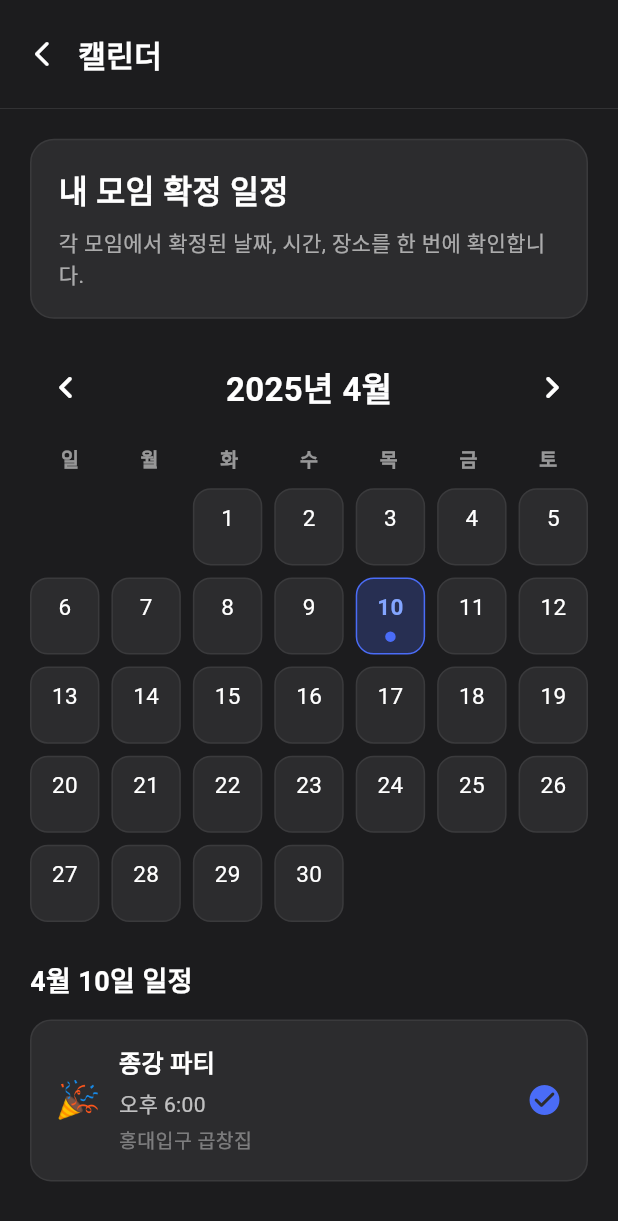
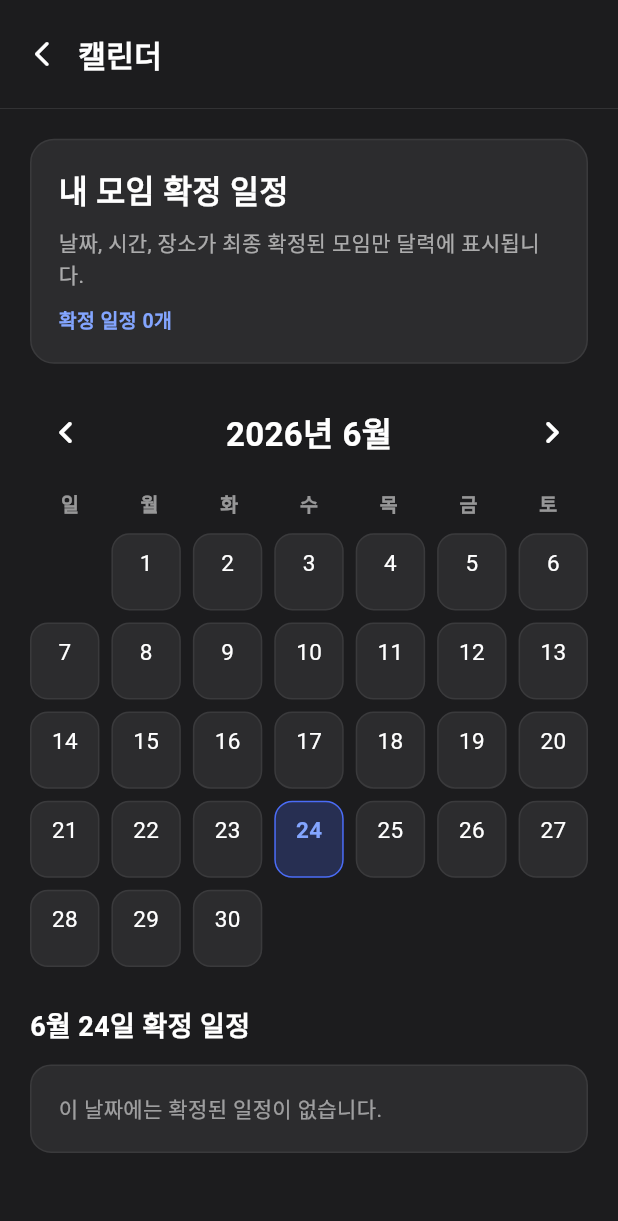
Before and after one commit to jiojio150/potendays, a Flutter app: the ConfirmedCalendarScreen screen opened by its route, on a phone screen of 412 x 824 dp. Shown: the top 1221 px of the screen. Run offline on Flutter 3.47's test engine with Material 3 defaults, Android fonts, the phone set to English and light mode, and no system bars; our stand-ins replace cloud_firestore, firebase_auth, firebase_core, flutter_dotenv, flutter_local_notifications, flutter_timezone and 4 more; missing offline and left inert: kakao_flutter_sdk, kakao_flutter_sdk_user, mobile_scanner; accounts and stored records are empty; generated files the repository leaves out were written again.

Commit message:
Update confirmed_calendar.dart

```diff
--- a/lib/frontend/confirmed_calendar.dart
+++ b/lib/frontend/confirmed_calendar.dart
@@ -1,49 +1,116 @@
+import 'package:cloud_firestore/cloud_firestore.dart';
+import 'package:firebase_auth/firebase_auth.dart';
 import 'package:flutter/material.dart';
 
-// 하단 캘린더 탭 전용: 각 모임의 확정 일정 표시
+// 하단 캘린더 탭 전용:
+// 현재 사용자가 참여 중인 모임 가운데 확정된 일정만 표시한다.
 class ConfirmedCalendarScreen extends StatefulWidget {
   const ConfirmedCalendarScreen({super.key});
 
   @override
-  State<ConfirmedCalendarScreen> createState() => _ConfirmedCalendarScreenState();
+  State<ConfirmedCalendarScreen> createState() =>
+      _ConfirmedCalendarScreenState();
 }
 
-class _ConfirmedCalendarScreenState extends State<ConfirmedCalendarScreen> {
-  DateTime _focusedMonth = DateTime(2025, 4, 1);
-  DateTime _selectedDate = DateTime(2025, 4, 10);
+class _ConfirmedCalendarScreenState
+    extends State<ConfirmedCalendarScreen> {
+  DateTime _focusedMonth = DateTime(
+    DateTime.now().year,
+    DateTime.now().month,
+    1,
+  );
 
-  final Map<String, List<_ConfirmedEvent>> _events = {
-    '2025-03-28': [
-      _ConfirmedEvent(
-        emoji: '🍔',
-        title: '팀 회식',
-        time: '오후 7:00',
-        place: '합정 고깃집',
-      ),
-    ],
-    '2025-04-10': [
-      _ConfirmedEvent(
-        emoji: '🎉',
-        title: '종강 파티',
-        time: '오후 6:00',
-        place: '홍대입구 곱창집',
-      ),
-    ],
-  };
+  DateTime _selectedDate = DateTime(
+    DateTime.now().year,
+    DateTime.now().month,
+    DateTime.now().day,
+  );
 
-  final List<_PendingMeeting> _pendingMeetings = const [
-    _PendingMeeting(
-      emoji: '🎮',
-      title: '게임 모임',
-      status: '날짜/장소 조율 중',
-    ),
+  static const List<String> _weekdays = [
+    '일',
+    '월',
+    '화',
+    '수',
+    '목',
+    '금',
+    '토',
   ];
 
-  static const List<String> _weekdays = ['일', '월', '화', '수', '목', '금', '토'];
+  Stream<QuerySnapshot<Map<String, dynamic>>> _watchMyMeetings(
+    String uid,
+  ) {
+    return FirebaseFirestore.instance
+        .collection('meetings')
+        .where('participants', arrayContains: uid)
+        .snapshots();
+  }
+
+  List<_ConfirmedEvent> _extractConfirmedEvents(
+    QuerySnapshot<Map<String, dynamic>> snapshot,
+  ) {
+    final List<_ConfirmedEvent> events = [];
+
+    for (final QueryDocumentSnapshot<Map<String, dynamic>> document
+        in snapshot.docs) {
+      final Map<String, dynamic> data = document.data();
+
+      final bool isConfirmed = data['isConfirmed'] == true;
+      final Object? confirmedValue = data['confirmedDateTime'];
+
+      // 확정 여부가 true이고 확정 일시가 실제로 저장된 모임만 표시한다.
+      if (!isConfirmed || confirmedValue is! Timestamp) {
+        continue;
+      }
+
+      final DateTime confirmedDateTime =
+          confirmedValue.toDate().toLocal();
+
+      final String placeName =
+          (data['confirmedPlaceName'] as String?)?.trim() ?? '';
+
+      final String placeAddress =
+          (data['confirmedPlaceAddress'] as String?)?.trim() ?? '';
+
+      events.add(
+        _ConfirmedEvent(
+          meetingId: document.id,
+          emoji: (data['emoji'] as String?)?.trim().isNotEmpty == true
+              ? (data['emoji'] as String).trim()
+              : '📍',
+          title: (data['title'] as String?)?.trim().isNotEmpty == true
+              ? (data['title'] as String).trim()
+              : '이름 없는 모임',
+          dateTime: confirmedDateTime,
+          placeName: placeName,
+          placeAddress: placeAddress,
+        ),
+      );
+    }
+
+    events.sort(
+      (_ConfirmedEvent a, _ConfirmedEvent b) =>
+          a.dateTime.compareTo(b.dateTime),
+    );
+
+    return events;
+  }
+
+  Map<String, List<_ConfirmedEvent>> _groupEventsByDate(
+    List<_ConfirmedEvent> events,
+  ) {
+    final Map<String, List<_ConfirmedEvent>> grouped = {};
+
+    for (final _ConfirmedEvent event in events) {
+      final String key = _dateKey(event.dateTime);
+      grouped.putIfAbsent(key, () => <_ConfirmedEvent>[]).add(event);
+    }
+
+    return grouped;
+  }
 
   @override
   Widget build(BuildContext context) {
-    final selectedEvents = _events[_dateKey(_selectedDate)] ?? [];
+    final User? currentUser = FirebaseAuth.instance.currentUser;
 
     return Scaffold(
       backgroundColor: const Color(0xFF1C1C1E),
@@ -52,24 +119,64 @@ class _ConfirmedCalendarScreenState extends State<ConfirmedCalendarScreen> {
           children: [
             _buildHeader(context),
             Expanded(
-              child: SingleChildScrollView(
-                padding: const EdgeInsets.fromLTRB(20, 20, 20, 28),
+              child: currentUser == null
+                  ? _buildLoginRequired()
+                  : StreamBuilder<QuerySnapshot<Map<String, dynamic>>>(
+                      stream: _watchMyMeetings(currentUser.uid),
+                      builder: (context, snapshot) {
+                        if (snapshot.connectionState ==
+                            ConnectionState.waiting) {
+                          return const Center(
+                            child: CircularProgressIndicator(),
+                          );
+                        }
+
+                        if (snapshot.hasError) {
+                          debugPrint(
+                            '확정 일정 조회 오류: ${snapshot.error}',
+                          );
+
+                          return _buildErrorState();
+                        }
+
+                        final List<_ConfirmedEvent> events =
+                            snapshot.hasData
+                                ? _extractConfirmedEvents(snapshot.data!)
+                                : <_ConfirmedEvent>[];
+
+                        final Map<String, List<_ConfirmedEvent>>
+                            eventsByDate = _groupEventsByDate(events);
+
+                        final List<_ConfirmedEvent> selectedEvents =
+                            eventsByDate[_dateKey(_selectedDate)] ??
+                                <_ConfirmedEvent>[];
+
+                        return SingleChildScrollView(
+                          padding: const EdgeInsets.fromLTRB(
+                            20,
+                            20,
+                            20,
+                            28,
+                          ),
                           child: Column(
-                  crossAxisAlignment: CrossAxisAlignment.start,
+                            crossAxisAlignment:
+                                CrossAxisAlignment.start,
                             children: [
-                    _buildIntroCard(),
+                              _buildIntroCard(events.length),
                               const SizedBox(height: 22),
                               _buildMonthHeader(),
                               const SizedBox(height: 14),
                               _buildWeekdayRow(),
                               const SizedBox(height: 10),
-                    _buildCalendarGrid(),
+                              _buildCalendarGrid(eventsByDate),
                               const SizedBox(height: 26),
-                    _buildSelectedDateSection(selectedEvents),
-                    const SizedBox(height: 26),
-                    _buildPendingMeetingsSection(),
+                              _buildSelectedDateSection(
+                                selectedEvents,
+                              ),
                             ],
                           ),
+                        );
+                      },
                     ),
             ),
           ],
@@ -83,7 +190,10 @@ class _ConfirmedCalendarScreenState extends State<ConfirmedCalendarScreen> {
       padding: const EdgeInsets.fromLTRB(4, 12, 20, 12),
       decoration: const BoxDecoration(
         border: Border(
-          bottom: BorderSide(color: Color(0xFF3A3A3C), width: 0.5),
+          bottom: BorderSide(
+            color: Color(0xFF3A3A3C),
+            width: 0.5,
+          ),
         ),
       ),
       child: Row(
@@ -109,19 +219,21 @@ class _ConfirmedCalendarScreenState extends State<ConfirmedCalendarScreen> {
     );
   }
 
-  Widget _buildIntroCard() {
+  Widget _buildIntroCard(int eventCount) {
     return Container(
       width: double.infinity,
       padding: const EdgeInsets.all(18),
       decoration: BoxDecoration(
         color: const Color(0xFF2C2C2E),
         borderRadius: BorderRadius.circular(16),
-        border: Border.all(color: const Color(0xFF3A3A3C)),
+        border: Border.all(
+          color: const Color(0xFF3A3A3C),
         ),
-      child: const Column(
+      ),
+      child: Column(
         crossAxisAlignment: CrossAxisAlignment.start,
         children: [
-          Text(
+          const Text(
             '내 모임 확정 일정',
             style: TextStyle(
               color: Colors.white,
@@ -129,13 +241,22 @@ class _ConfirmedCalendarScreenState extends State<ConfirmedCalendarScreen> {
               fontWeight: FontWeight.bold,
             ),
           ),
-          SizedBox(height: 8),
-          Text(
-            '각 모임에서 확정된 날짜, 시간, 장소를 한 번에 확인합니다.',
+          const SizedBox(height: 8),
+          const Text(
+            '날짜, 시간, 장소가 최종 확정된 모임만 달력에 표시됩니다.',
             style: TextStyle(
               color: Colors.white60,
               fontSize: 14,
               height: 1.4,
+            ),
+          ),
+          const SizedBox(height: 10),
+          Text(
+            '확정 일정 $eventCount개',
+            style: const TextStyle(
+              color: Color(0xFF83A5FF),
+              fontSize: 13,
+              fontWeight: FontWeight.w700,
             ),
           ),
         ],
@@ -149,7 +270,11 @@ class _ConfirmedCalendarScreenState extends State<ConfirmedCalendarScreen> {
       children: [
         IconButton(
           onPressed: () => _changeMonth(-1),
-          icon: const Icon(Icons.chevron_left_rounded, color: Colors.white, size: 30),
+          icon: const Icon(
+            Icons.chevron_left_rounded,
+            color: Colors.white,
+            size: 30,
+          ),
         ),
         Text(
           '${_focusedMonth.year}년 ${_focusedMonth.month}월',
@@ -161,7 +286,11 @@ class _ConfirmedCalendarScreenState extends State<ConfirmedCalendarScreen> {
         ),
         IconButton(
           onPressed: () => _changeMonth(1),
-          icon: const Icon(Icons.chevron_right_rounded, color: Colors.white, size: 30),
+          icon: const Icon(
+            Icons.chevron_right_rounded,
+            color: Colors.white,
+            size: 30,
+          ),
         ),
       ],
     );
@@ -169,7 +298,7 @@ class _ConfirmedCalendarScreenState extends State<ConfirmedCalendarScreen> {
 
   Widget _buildWeekdayRow() {
     return Row(
-      children: _weekdays.map((day) {
+      children: _weekdays.map((String day) {
         return Expanded(
           child: Center(
             child: Text(
@@ -186,34 +315,66 @@ class _ConfirmedCalendarScreenState extends State<ConfirmedCalendarScreen> {
     );
   }
 
-  Widget _buildCalendarGrid() {
-    final firstDay = DateTime(_focusedMonth.year, _focusedMonth.month, 1);
-    final daysInMonth = DateTime(_focusedMonth.year, _focusedMonth.month + 1, 0).day;
-    final leadingEmptyCount = firstDay.weekday % 7;
-    final totalCells = ((leadingEmptyCount + daysInMonth + 6) ~/ 7) * 7;
+  Widget _buildCalendarGrid(
+    Map<String, List<_ConfirmedEvent>> eventsByDate,
+  ) {
+    final DateTime firstDay = DateTime(
+      _focusedMonth.year,
+      _focusedMonth.month,
+      1,
+    );
+
+    final int daysInMonth = DateTime(
+      _focusedMonth.year,
+      _focusedMonth.month + 1,
+      0,
+    ).day;
+
+    final int leadingEmptyCount = firstDay.weekday % 7;
+
+    final int totalCells =
+        ((leadingEmptyCount + daysInMonth + 6) ~/ 7) * 7;
 
     return GridView.builder(
       itemCount: totalCells,
       shrinkWrap: true,
       physics: const NeverScrollableScrollPhysics(),
-      gridDelegate: const SliverGridDelegateWithFixedCrossAxisCount(
+      gridDelegate:
+          const SliverGridDelegateWithFixedCrossAxisCount(
         crossAxisCount: 7,
         crossAxisSpacing: 8,
         mainAxisSpacing: 8,
         childAspectRatio: 0.9,
       ),
       itemBuilder: (context, index) {
-        if (index < leadingEmptyCount) return const SizedBox.shrink();
-        final day = index - leadingEmptyCount + 1;
-        if (day > daysInMonth) return const SizedBox.shrink();
+        if (index < leadingEmptyCount) {
+          return const SizedBox.shrink();
+        }
 
-        final date = DateTime(_focusedMonth.year, _focusedMonth.month, day);
-        final key = _dateKey(date);
-        final hasEvent = _events.containsKey(key);
-        final isSelected = _isSameDate(date, _selectedDate);
+        final int day = index - leadingEmptyCount + 1;
+
+        if (day > daysInMonth) {
+          return const SizedBox.shrink();
+        }
+
+        final DateTime date = DateTime(
+          _focusedMonth.year,
+          _focusedMonth.month,
+          day,
+        );
+
+        final String key = _dateKey(date);
+        final bool hasConfirmedEvent =
+            (eventsByDate[key]?.isNotEmpty ?? false);
+        final bool isSelected =
+            _isSameDate(date, _selectedDate);
 
         return GestureDetector(
-          onTap: () => setState(() => _selectedDate = date),
+          onTap: () {
+            setState(() {
+              _selectedDate = date;
+            });
+          },
           child: Container(
             padding: const EdgeInsets.symmetric(vertical: 8),
             decoration: BoxDecoration(
@@ -222,7 +383,9 @@ class _ConfirmedCalendarScreenState extends State<ConfirmedCalendarScreen> {
                   : const Color(0xFF2C2C2E),
               borderRadius: BorderRadius.circular(12),
               border: Border.all(
-                color: isSelected ? const Color(0xFF4A6CF7) : const Color(0xFF3A3A3C),
+                color: isSelected
+                    ? const Color(0xFF4A6CF7)
+                    : const Color(0xFF3A3A3C),
               ),
             ),
             child: Column(
@@ -231,13 +394,17 @@ class _ConfirmedCalendarScreenState extends State<ConfirmedCalendarScreen> {
                 Text(
                   '$day',
                   style: TextStyle(
-                    color: isSelected ? const Color(0xFF83A5FF) : Colors.white,
+                    color: isSelected
+                        ? const Color(0xFF83A5FF)
+                        : Colors.white,
                     fontSize: 15,
-                    fontWeight: isSelected ? FontWeight.bold : FontWeight.normal,
+                    fontWeight: isSelected
+                        ? FontWeight.bold
+                        : FontWeight.normal,
                   ),
                 ),
                 const SizedBox(height: 6),
-                if (hasEvent)
+                if (hasConfirmedEvent)
                   Container(
                     width: 7,
                     height: 7,
@@ -256,12 +423,14 @@ class _ConfirmedCalendarScreenState extends State<ConfirmedCalendarScreen> {
     );
   }
 
-  Widget _buildSelectedDateSection(List<_ConfirmedEvent> selectedEvents) {
+  Widget _buildSelectedDateSection(
+    List<_ConfirmedEvent> selectedEvents,
+  ) {
     return Column(
       crossAxisAlignment: CrossAxisAlignment.start,
       children: [
         Text(
-          '${_selectedDate.month}월 ${_selectedDate.day}일 일정',
+          '${_selectedDate.month}월 ${_selectedDate.day}일 확정 일정',
           style: const TextStyle(
             color: Colors.white,
             fontSize: 18,
@@ -276,16 +445,21 @@ class _ConfirmedCalendarScreenState extends State<ConfirmedCalendarScreen> {
             decoration: BoxDecoration(
               color: const Color(0xFF2C2C2E),
               borderRadius: BorderRadius.circular(14),
-              border: Border.all(color: const Color(0xFF3A3A3C)),
+              border: Border.all(
+                color: const Color(0xFF3A3A3C),
+              ),
             ),
             child: const Text(
               '이 날짜에는 확정된 일정이 없습니다.',
-              style: TextStyle(color: Colors.white54, fontSize: 14),
+              style: TextStyle(
+                color: Colors.white54,
+                fontSize: 14,
+              ),
             ),
           )
         else
           ...selectedEvents.map(
-                (event) => Padding(
+            (_ConfirmedEvent event) => Padding(
               padding: const EdgeInsets.only(bottom: 12),
               child: _CalendarEventCard(event: event),
             ),
@@ -294,101 +468,105 @@ class _ConfirmedCalendarScreenState extends State<ConfirmedCalendarScreen> {
     );
   }
 
-  Widget _buildPendingMeetingsSection() {
-    return Column(
-      crossAxisAlignment: CrossAxisAlignment.start,
-      children: [
-        const Text(
-          '미정 일정',
+  Widget _buildLoginRequired() {
+    return const Center(
+      child: Padding(
+        padding: EdgeInsets.symmetric(horizontal: 32),
+        child: Text(
+          '확정 일정을 확인하려면 Google/Firebase 로그인이 필요합니다.',
+          textAlign: TextAlign.center,
           style: TextStyle(
-            color: Colors.white,
-            fontSize: 18,
-            fontWeight: FontWeight.bold,
-          ),
-        ),
-        const SizedBox(height: 12),
-        ..._pendingMeetings.map(
-              (meeting) => Container(
-            margin: const EdgeInsets.only(bottom: 12),
-            padding: const EdgeInsets.all(16),
-            decoration: BoxDecoration(
-              color: const Color(0xFF2C2C2E),
-              borderRadius: BorderRadius.circular(14),
-              border: Border.all(color: const Color(0xFFFFB020)),
-            ),
-            child: Row(
-              children: [
-                Text(meeting.emoji, style: const TextStyle(fontSize: 24)),
-                const SizedBox(width: 12),
-                Expanded(
-                  child: Column(
-                    crossAxisAlignment: CrossAxisAlignment.start,
-                    children: [
-                      Text(
-                        meeting.title,
-                        style: const TextStyle(
-                          color: Colors.white,
-                          fontSize: 16,
-                          fontWeight: FontWeight.bold,
-                        ),
-                      ),
-                      const SizedBox(height: 5),
-                      Text(
-                        meeting.status,
-                        style: const TextStyle(
-                          color: Color(0xFFFFB020),
-                          fontSize: 13,
-                          fontWeight: FontWeight.w600,
-                        ),
-                      ),
-                    ],
-                  ),
-                ),
-                const Icon(Icons.hourglass_bottom_rounded, color: Color(0xFFFFB020)),
-              ],
+            color: Colors.white60,
+            fontSize: 15,
+            height: 1.5,
           ),
         ),
       ),
-      ],
+    );
+  }
+
+  Widget _buildErrorState() {
+    return const Center(
+      child: Padding(
+        padding: EdgeInsets.symmetric(horizontal: 32),
+        child: Text(
+          '확정 일정을 불러오지 못했습니다.\n잠시 후 다시 시도해 주세요.',
+          textAlign: TextAlign.center,
+          style: TextStyle(
+            color: Colors.white60,
+            fontSize: 15,
+            height: 1.5,
+          ),
+        ),
+      ),
     );
   }
 
   void _changeMonth(int offset) {
     setState(() {
-      _focusedMonth = DateTime(_focusedMonth.year, _focusedMonth.month + offset, 1);
-      _selectedDate = DateTime(_focusedMonth.year, _focusedMonth.month, 1);
+      _focusedMonth = DateTime(
+        _focusedMonth.year,
+        _focusedMonth.month + offset,
+        1,
+      );
+
+      _selectedDate = DateTime(
+        _focusedMonth.year,
+        _focusedMonth.month,
+        1,
+      );
     });
   }
 
   String _dateKey(DateTime date) {
-    final month = date.month.toString().padLeft(2, '0');
-    final day = date.day.toString().padLeft(2, '0');
+    final String month =
+        date.month.toString().padLeft(2, '0');
+
+    final String day =
+        date.day.toString().padLeft(2, '0');
+
     return '${date.year}-$month-$day';
   }
 
   bool _isSameDate(DateTime a, DateTime b) {
-    return a.year == b.year && a.month == b.month && a.day == b.day;
+    return a.year == b.year &&
+        a.month == b.month &&
+        a.day == b.day;
   }
 }
 
 class _CalendarEventCard extends StatelessWidget {
   final _ConfirmedEvent event;
 
-  const _CalendarEventCard({required this.event});
+  const _CalendarEventCard({
+    required this.event,
+  });
 
   @override
   Widget build(BuildContext context) {
+    final String placeText = event.placeAddress.isEmpty
+        ? event.placeName
+        : event.placeName.isEmpty
+            ? event.placeAddress
+            : '${event.placeName}\n${event.placeAddress}';
+
     return Container(
       width: double.infinity,
       padding: const EdgeInsets.all(16),
       decoration: BoxDecoration(
         color: const Color(0xFF2C2C2E),
         borderRadius: BorderRadius.circular(14),
-        border: Border.all(color: const Color(0xFF3A3A3C)),
+        border: Border.all(
+          color: const Color(0xFF3A3A3C),
+        ),
       ),
       child: Row(
+        crossAxisAlignment: CrossAxisAlignment.start,
         children: [
-          Text(event.emoji, style: const TextStyle(fontSize: 24)),
+          Text(
+            event.emoji,
+            style: const TextStyle(fontSize: 24),
+          ),
           const SizedBox(width: 12),
           Expanded(
             child: Column(
@@ -403,41 +581,61 @@ class _CalendarEventCard extends StatelessWidget {
                   ),
                 ),
                 const SizedBox(height: 5),
-                Text(event.time, style: const TextStyle(color: Colors.white70, fontSize: 14)),
+                Text(
+                  _formatTime(event.dateTime),
+                  style: const TextStyle(
+                    color: Colors.white70,
+                    fontSize: 14,
+                  ),
+                ),
                 const SizedBox(height: 4),
-                Text(event.place, style: const TextStyle(color: Colors.white38, fontSize: 13)),
+                Text(
+                  placeText.isEmpty
+                      ? '장소 정보 없음'
+                      : placeText,
+                  style: const TextStyle(
+                    color: Colors.white38,
+                    fontSize: 13,
+                    height: 1.35,
+                  ),
+                ),
               ],
             ),
           ),
-          const Icon(Icons.check_circle_rounded, color: Color(0xFF4A6CF7)),
+          const Icon(
+            Icons.check_circle_rounded,
+            color: Color(0xFF4A6CF7),
+          ),
         ],
       ),
     );
   }
+
+  static String _formatTime(DateTime dateTime) {
+    final int hour = dateTime.hour;
+    final String period = hour < 12 ? '오전' : '오후';
+    final int displayHour = hour % 12 == 0 ? 12 : hour % 12;
+    final String minute =
+        dateTime.minute.toString().padLeft(2, '0');
+
+    return '$period $displayHour:$minute';
+  }
 }
 
 class _ConfirmedEvent {
+  final String meetingId;
   final String emoji;
   final String title;
-  final String time;
-  final String place;
+  final DateTime dateTime;
+  final String placeName;
+  final String placeAddress;
 
   const _ConfirmedEvent({
+    required this.meetingId,
     required this.emoji,
     required this.title,
-    required this.time,
-    required this.place,
+    required this.dateTime,
+    required this.placeName,
+    required this.placeAddress,
   });
 }
-
-class _PendingMeeting {
-  final String emoji;
-  final String title;
-  final String status;
-
-  const _PendingMeeting({
-    required this.emoji,
-    required this.title,
-    required this.status,
-  });
-}
```
Lines whose indentation alone changed are shown as unchanged.
